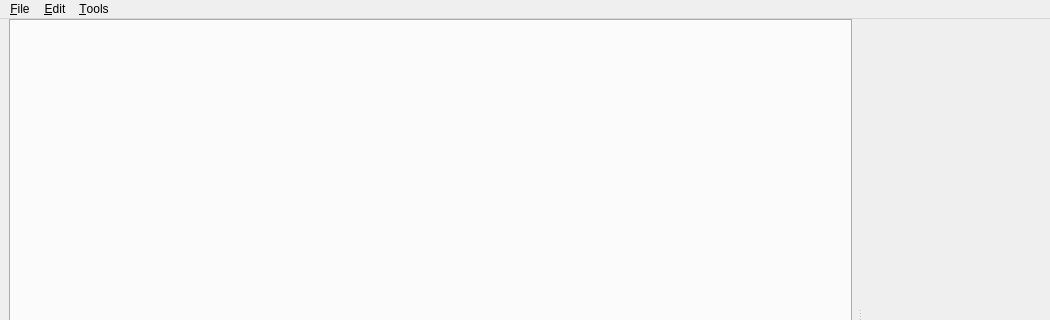
The window that python/deca_gui/deca_gui/main_window.ui (kk49/deca) describes before a commit, drawn with Qt 5; both pictures show x 0 to 1050 and y 0 to 320 of the 1050 by 637 pixel window.
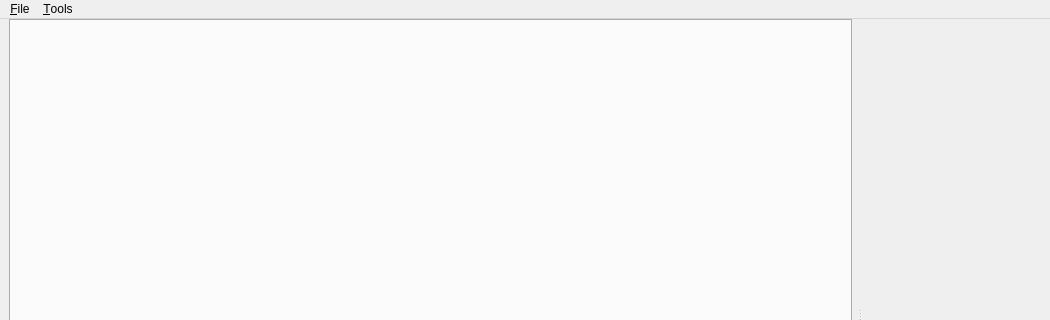
The same window after the commit. Custom widgets are drawn as their Qt base class.

Patch:
```diff
--- a/python/deca_gui/deca_gui/main_window.ui
+++ b/python/deca_gui/deca_gui/main_window.ui
@@ -450,11 +450,6 @@
     <addaction name="action_external_add"/>
     <addaction name="action_exit"/>
    </widget>
-   <widget class="QMenu" name="menu_Edit">
-    <property name="title">
-     <string>&amp;Edit</string>
-    </property>
-   </widget>
    <widget class="QMenu" name="menu_Tools">
     <property name="title">
      <string>&amp;Tools</string>
@@ -462,7 +457,6 @@
     <addaction name="action_make_web_map"/>
    </widget>
    <addaction name="menu_File"/>
-   <addaction name="menu_Edit"/>
    <addaction name="menu_Tools"/>
   </widget>
   <widget class="QStatusBar" name="statusbar"/>
```
